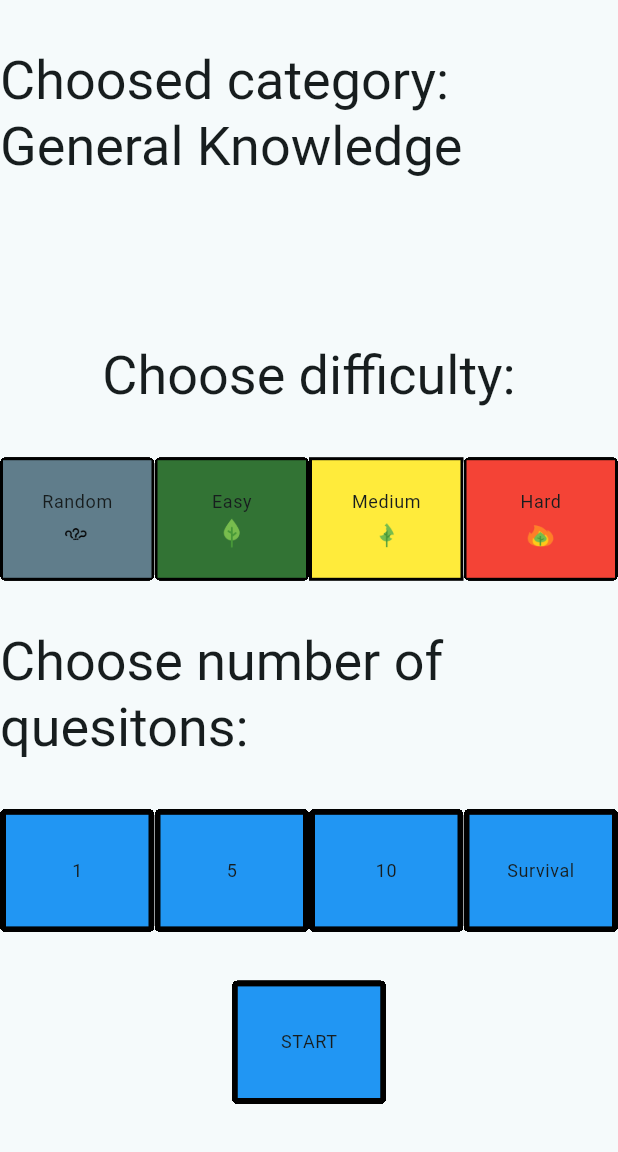
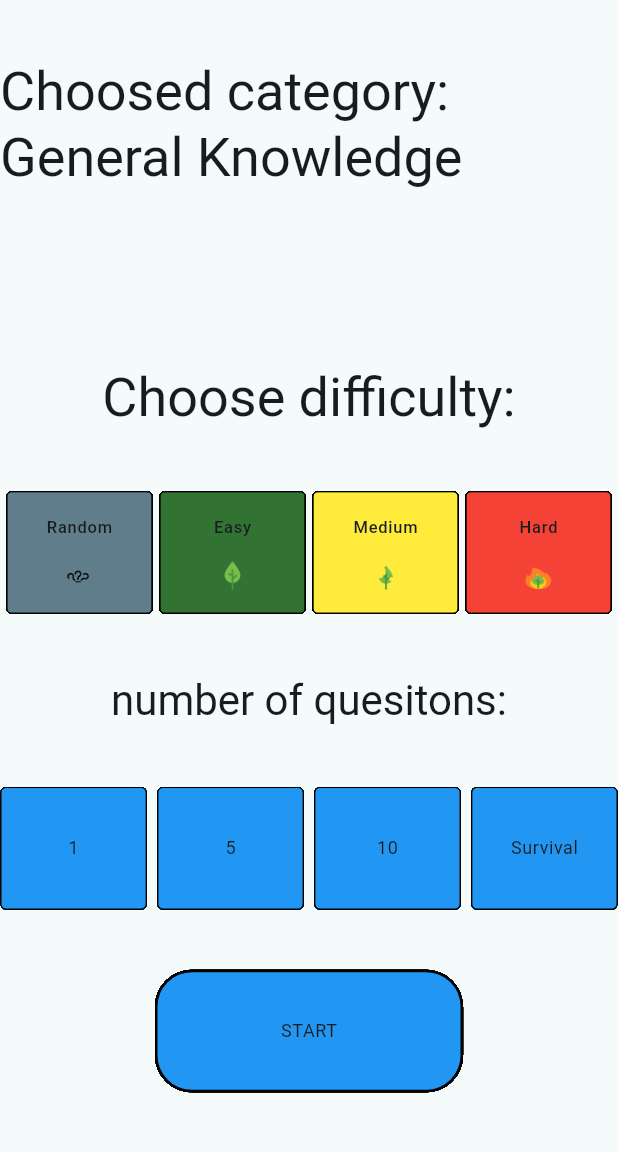
Before and after one commit to bogbrz/brain_check, a Flutter app: the DifficultyPage screen opened directly with sample values from the repository, on a phone screen of 412 x 824 dp, the part 84-1236 px from its top. Run offline on Flutter 3.47's test engine with Material 3 defaults, Android fonts, the phone set to English and light mode, and no system bars; our stand-ins replace bloc, dio, flutter_bloc, freezed_annotation, get_it, html_unescape and 3 more; generated files the repository leaves out were written again; network calls fail.

Commit message:
Implement Random category and difficulty and improve choosing animation

```diff
--- a/lib/data_sources/questions_data_source.dart
+++ b/lib/data_sources/questions_data_source.dart
@@ -21,7 +21,7 @@ abstract class QuestionDataSource {
 
   @GET('/api.php?amount=1')
   Future<Questions> getQuestionWithCatAndDiff(
-      @Query("difficulty") String difficulty, @Query("category") int category);
+      @Query("difficulty") String? difficulty, @Query("category") int? category);
 
  @GET('/api.php?amount=5')
   Future<Questions> getListofQuestions(
--- a/lib/domain/repositories/questions_repository.dart
+++ b/lib/domain/repositories/questions_repository.dart
@@ -7,7 +7,7 @@ class QuestionRepository {
   final QuestionDataSource questionDataSource;
 
   Future<List<QuestionModel>> getQuestion(
-      {required int category, required String difficulty}) async {
+      {required int? category, required String? difficulty}) async {
     final questions = await questionDataSource.getQuestionWithCatAndDiff(
         difficulty, category);
     final questionContent = questions.results;
--- a/lib/features/pages/difficulty_page.dart
+++ b/lib/features/pages/difficulty_page.dart
@@ -17,7 +17,8 @@ class DifficultyPage extends StatefulWidget {
 
 class _DifficultyPageState extends State<DifficultyPage> {
   var choosedDifficulty = '';
-  var questionsNumber = 0;
+  var questionsNumber = null;
+
   @override
   Widget build(BuildContext context) {
     double screenWidth = context.deviceWidth;
@@ -48,6 +49,7 @@ class _DifficultyPageState extends State<DifficultyPage> {
               Text("Choose difficulty:",
                   style: Theme.of(context).textTheme.displaySmall),
               Row(
+                mainAxisAlignment: MainAxisAlignment.spaceEvenly,
                 children: [
                   Material(
                     shape: OutlineInputBorder(),
@@ -63,17 +65,22 @@ class _DifficultyPageState extends State<DifficultyPage> {
                         print("$choosedDifficulty");
                       },
                       child: Container(
-                        height: MediaQuery.of(context).size.height / 10,
-                        width: MediaQuery.of(context).size.width / 4,
-                        padding: EdgeInsets.all(20),
+                        height: choosedDifficulty == null.toString()
+                            ? MediaQuery.of(context).size.height / 8
+                            : MediaQuery.of(context).size.height / 10,
+                        width: choosedDifficulty == null.toString()
+                            ? MediaQuery.of(context).size.width / 3.5
+                            : MediaQuery.of(context).size.width / 4.2,
+                        padding: EdgeInsets.all(15),
                         decoration: BoxDecoration(
-                            color: Colors.blueGrey,
-                            border: Border.all(width: 2, color: Colors.black)),
+                          border: Border.all(),
+                          color: Colors.blueGrey,
+                        ),
                         child: Column(
                           mainAxisAlignment: MainAxisAlignment.spaceBetween,
                           children: [
                             Text("Random",
-                                style: Theme.of(context).textTheme.bodySmall),
+                                style: Theme.of(context).textTheme.labelSmall),
                             Image(
                               image: AssetImage("images/question_mark.png"),
                               width: MediaQuery.of(context).size.width / 20,
@@ -95,17 +102,22 @@ class _DifficultyPageState extends State<DifficultyPage> {
                         print("$choosedDifficulty");
                       },
                       child: Container(
-                        height: MediaQuery.of(context).size.height / 10,
-                        width: MediaQuery.of(context).size.width / 4,
-                        padding: EdgeInsets.all(20),
+                        height: choosedDifficulty == "easy"
+                            ? MediaQuery.of(context).size.height / 8
+                            : MediaQuery.of(context).size.height / 10,
+                        width: choosedDifficulty == "easy"
+                            ? MediaQuery.of(context).size.width / 3.5
+                            : MediaQuery.of(context).size.width / 4.2,
+                        padding: EdgeInsets.all(15),
                         decoration: BoxDecoration(
-                            color: const Color.fromARGB(255, 50, 115, 52),
-                            border: Border.all(width: 2, color: Colors.black)),
+                          border: Border.all(),
+                          color: const Color.fromARGB(255, 50, 115, 52),
+                        ),
                         child: Column(
                           mainAxisAlignment: MainAxisAlignment.spaceBetween,
                           children: [
                             Text("Easy",
-                                style: Theme.of(context).textTheme.bodySmall),
+                                style: Theme.of(context).textTheme.labelSmall),
                             Image(
                               image: AssetImage("images/leave.png"),
                               width: MediaQuery.of(context).size.width / 21,
@@ -116,6 +128,7 @@ class _DifficultyPageState extends State<DifficultyPage> {
                     ),
                   ),
                   Material(
+                    shape: OutlineInputBorder(),
                     clipBehavior: Clip.hardEdge,
                     child: InkWell(
                       onTap: () {
@@ -126,19 +139,25 @@ class _DifficultyPageState extends State<DifficultyPage> {
                         print("$choosedDifficulty");
                       },
                       child: Container(
-                        height: MediaQuery.of(context).size.height / 10,
-                        width: MediaQuery.of(context).size.width / 4,
-                        padding: EdgeInsets.all(20),
+                        height: choosedDifficulty == "medium"
+                            ? MediaQuery.of(context).size.height / 8
+                            : MediaQuery.of(context).size.height / 10,
+                        width: choosedDifficulty == "medium"
+                            ? MediaQuery.of(context).size.width / 3.5
+                            : MediaQuery.of(context).size.width / 4.2,
+                        padding: EdgeInsets.all(15),
                         decoration: BoxDecoration(
-                            color: Colors.yellow,
-                            border: Border.all(width: 2, color: Colors.black)),
+                          border: Border.all(),
+                          color: Colors.yellow,
+                        ),
                         child: Column(
                           mainAxisAlignment: MainAxisAlignment.spaceBetween,
                           children: [
                             Text("Medium",
-                                style: Theme.of(context).textTheme.bodySmall),
+                                style: Theme.of(context).textTheme.labelSmall),
                             Image(
-                              image: AssetImage("images/bitten_leaf_scaled.png"),
+                              image:
+                                  AssetImage("images/bitten_leaf_scaled.png"),
                               width: MediaQuery.of(context).size.width / 20,
                             )
                           ],
@@ -158,17 +177,22 @@ class _DifficultyPageState extends State<DifficultyPage> {
                         print("$choosedDifficulty");
                       },
                       child: Container(
-                        height: MediaQuery.of(context).size.height / 10,
-                        width: MediaQuery.of(context).size.width / 4,
-                        padding: EdgeInsets.all(20),
+                        height: choosedDifficulty == "hard"
+                            ? MediaQuery.of(context).size.height / 8
+                            : MediaQuery.of(context).size.height / 10,
+                        width: choosedDifficulty == "hard"
+                            ? MediaQuery.of(context).size.width / 3.5
+                            : MediaQuery.of(context).size.width / 4.2,
+                        padding: EdgeInsets.all(15),
                         decoration: BoxDecoration(
-                            color: Colors.red,
-                            border: Border.all(width: 2, color: Colors.black)),
+                          border: Border.all(),
+                          color: Colors.red,
+                        ),
                         child: Column(
                           mainAxisAlignment: MainAxisAlignment.spaceBetween,
                           children: [
                             Text("Hard",
-                                style: Theme.of(context).textTheme.bodySmall),
+                                style: Theme.of(context).textTheme.labelSmall),
                             Image(
                               image: AssetImage("images/fire_leaf_scale.png"),
                               width: MediaQuery.of(context).size.width / 20,
@@ -180,9 +204,10 @@ class _DifficultyPageState extends State<DifficultyPage> {
                   ),
                 ],
               ),
-              Text("Choose number of quesitons:",
-                  style: Theme.of(context).textTheme.displaySmall),
+              Text("number of quesitons:",
+                  style: Theme.of(context).textTheme.headlineMedium),
               Row(
+                mainAxisAlignment: MainAxisAlignment.spaceBetween,
                 children: [
                   Material(
                     shape: OutlineInputBorder(),
@@ -196,12 +221,18 @@ class _DifficultyPageState extends State<DifficultyPage> {
                       },
                       child: Container(
                         alignment: Alignment.center,
-                        height: MediaQuery.of(context).size.height / 10,
-                        width: MediaQuery.of(context).size.width / 4,
-                        padding: EdgeInsets.all(20),
+                        height: questionsNumber == 1
+                            ? MediaQuery.of(context).size.height / 8
+                            : MediaQuery.of(context).size.height / 10,
+                        width: questionsNumber == 1
+                            ? MediaQuery.of(context).size.width / 3.5
+                            : MediaQuery.of(context).size.width / 4.2,
+                        padding: EdgeInsets.all(15),
                         decoration: BoxDecoration(
-                            color: Colors.blue,
-                            border: Border.all(width: 4, color: Colors.black)),
+                          color: questionsNumber == 1
+                              ? Colors.orangeAccent
+                              : Colors.blue,
+                        ),
                         child: Text("1",
                             style: Theme.of(context).textTheme.bodySmall),
                       ),
@@ -219,11 +250,17 @@ class _DifficultyPageState extends State<DifficultyPage> {
                       },
                       child: Container(
                         alignment: Alignment.center,
-                        height: MediaQuery.of(context).size.height / 10,
-                        width: MediaQuery.of(context).size.width / 4,
+                        height: questionsNumber == 5
+                            ? MediaQuery.of(context).size.height / 8
+                            : MediaQuery.of(context).size.height / 10,
+                        width: questionsNumber == 5
+                            ? MediaQuery.of(context).size.width / 3.5
+                            : MediaQuery.of(context).size.width / 4.2,
                         decoration: BoxDecoration(
-                            color: Colors.blue,
-                            border: Border.all(width: 4, color: Colors.black)),
+                          color: questionsNumber == 5
+                              ? Colors.orangeAccent
+                              : Colors.blue,
+                        ),
                         child: Text("5",
                             style: Theme.of(context).textTheme.bodySmall),
                       ),
@@ -241,12 +278,18 @@ class _DifficultyPageState extends State<DifficultyPage> {
                       },
                       child: Container(
                         alignment: Alignment.center,
-                        height: MediaQuery.of(context).size.height / 10,
-                        width: MediaQuery.of(context).size.width / 4,
-                        padding: EdgeInsets.all(20),
+                        height: questionsNumber == 10
+                            ? MediaQuery.of(context).size.height / 8
+                            : MediaQuery.of(context).size.height / 10,
+                        width: questionsNumber == 10
+                            ? MediaQuery.of(context).size.width / 3.5
+                            : MediaQuery.of(context).size.width / 4.2,
+                        padding: EdgeInsets.all(15),
                         decoration: BoxDecoration(
-                            color: Colors.blue,
-                            border: Border.all(width: 4, color: Colors.black)),
+                          color: questionsNumber == 10
+                              ? Colors.orangeAccent
+                              : Colors.blue,
+                        ),
                         child: Text("10",
                             style: Theme.of(context).textTheme.bodySmall),
                       ),
@@ -264,12 +307,18 @@ class _DifficultyPageState extends State<DifficultyPage> {
                       },
                       child: Container(
                         alignment: Alignment.center,
-                        height: MediaQuery.of(context).size.height / 10,
-                        width: MediaQuery.of(context).size.width / 4,
-                        padding: EdgeInsets.all(20),
+                        height: questionsNumber == 0
+                            ? MediaQuery.of(context).size.height / 8
+                            : MediaQuery.of(context).size.height / 10,
+                        width: questionsNumber == 0
+                            ? MediaQuery.of(context).size.width / 3.5
+                            : MediaQuery.of(context).size.width / 4.2,
+                        padding: EdgeInsets.all(15),
                         decoration: BoxDecoration(
-                            color: Colors.blue,
-                            border: Border.all(width: 4, color: Colors.black)),
+                          color: questionsNumber == 0
+                              ? Colors.orangeAccent
+                              : Colors.blue,
+                        ),
                         child: Text("Survival",
                             style: Theme.of(context).textTheme.bodySmall),
                       ),
@@ -278,7 +327,8 @@ class _DifficultyPageState extends State<DifficultyPage> {
                 ],
               ),
               Material(
-                shape: OutlineInputBorder(),
+                shape:
+                    OutlineInputBorder(borderRadius: BorderRadius.circular(25)),
                 clipBehavior: Clip.hardEdge,
                 child: InkWell(
                   onTap: () {
@@ -293,11 +343,12 @@ class _DifficultyPageState extends State<DifficultyPage> {
                   child: Container(
                     alignment: Alignment.center,
                     height: MediaQuery.of(context).size.height / 10,
-                    width: MediaQuery.of(context).size.width / 4,
+                    width: MediaQuery.of(context).size.width / 2,
                     padding: EdgeInsets.all(20),
                     decoration: BoxDecoration(
                         color: Colors.blue,
-                        border: Border.all(width: 4, color: Colors.black)),
+                        borderRadius: BorderRadius.circular(25),
+                        border: Border.all(width: 2, color: Colors.black)),
                     child: Text("START",
                         style: Theme.of(context).textTheme.bodySmall),
                   ),
```
Also changed, not shown: lib/features/pages/categories_page/categories_page.dart (+48 -2 lines), lib/features/pages/question_page/cubit/question_page_cubit.dart (+8 -3 lines), lib/features/pages/question_page/question_page.dart (+14 -6 lines), lib/data_sources/questions_data_source.g.dart.
